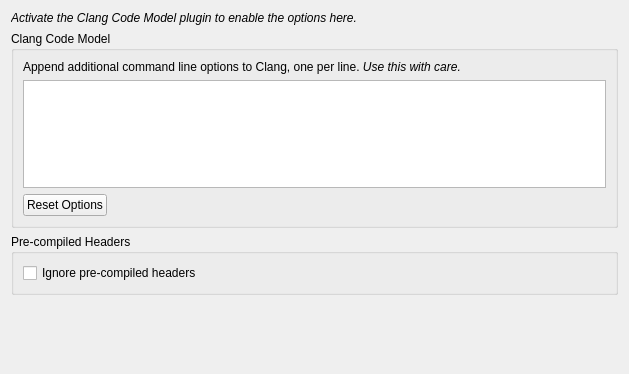
Above: src/plugins/cpptools/cppcodemodelsettingspage.ui from qt-creator/qt-creator before the change. Below: the same form after it.
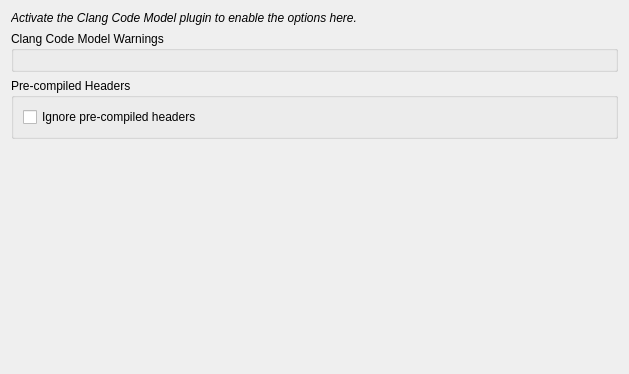
That is the form after the change.

Commit message:
Clang: Introduce switching/adding of warning configurations
A warning configuration is a list of command line (warning) options for
libclang. Three non-editable built-in configurations are provided by
default. The user can copy a configuration to customize it.

This is still a global setting and it changes take effect after
re-opening a document. Both issues will be addressed in follow-up
changes.

```diff
--- a/src/plugins/cpptools/cppcodemodelsettingspage.ui
+++ b/src/plugins/cpptools/cppcodemodelsettingspage.ui
@@ -24,47 +24,12 @@
    <item>
     <widget class="QGroupBox" name="clangSettingsGroupBox">
      <property name="title">
-      <string>Clang Code Model</string>
+      <string>Clang Code Model Warnings</string>
      </property>
      <property name="checkable">
       <bool>false</bool>
      </property>
-     <layout class="QVBoxLayout" name="verticalLayout_3">
-      <item>
-       <widget class="QLabel" name="clangOptionsGeneralHintLabel">
-        <property name="text">
-         <string>Append additional command line options to Clang, one per line. &lt;i&gt;Use this with care.&lt;/i&gt;</string>
-        </property>
-       </widget>
-      </item>
-      <item>
-       <widget class="QPlainTextEdit" name="clangOptionsToAppendTextEdit"/>
-      </item>
-      <item>
-       <layout class="QHBoxLayout" name="horizontalLayout">
-        <item>
-         <widget class="QPushButton" name="clangOptionsResetButton">
-          <property name="text">
-           <string>Reset Options</string>
-          </property>
-         </widget>
-        </item>
-        <item>
-         <spacer name="horizontalSpacer">
-          <property name="orientation">
-           <enum>Qt::Horizontal</enum>
-          </property>
-          <property name="sizeHint" stdset="0">
-           <size>
-            <width>40</width>
-            <height>20</height>
-           </size>
-          </property>
-         </spacer>
-        </item>
-       </layout>
-      </item>
-     </layout>
+     <layout class="QVBoxLayout" name="verticalLayout_3"/>
     </widget>
    </item>
    <item>
```
The commit also changes 14 other files.
